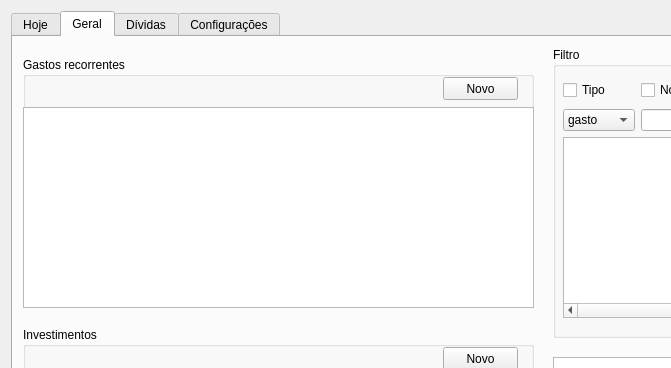
vazerick/controle_gastos, file ui/janela.ui: the form before one commit; both pictures show x 0 to 671 and y 0 to 368 of the 1260 by 604 pixel window.
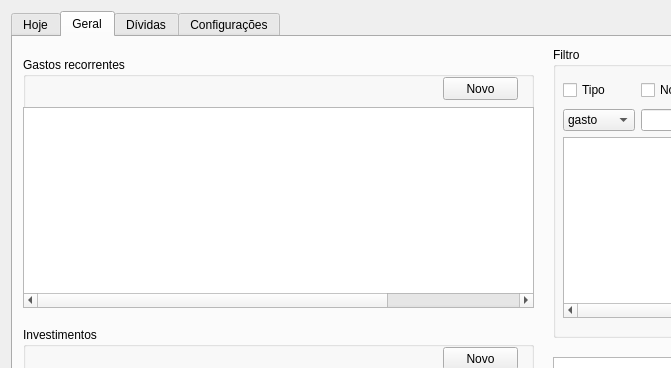
The form after the commit. Custom widgets are drawn as their Qt base class.

Patch:
```diff
--- a/ui/janela.ui
+++ b/ui/janela.ui
@@ -1036,7 +1036,7 @@
         </attribute>
         <column>
          <property name="text">
-          <string>Item</string>
+          <string>Nome</string>
          </property>
         </column>
         <column>
@@ -1044,6 +1044,21 @@
           <string>Tipo</string>
          </property>
         </column>
+        <column>
+         <property name="text">
+          <string>Valor</string>
+         </property>
+        </column>
+        <column>
+         <property name="text">
+          <string>Vencimento</string>
+         </property>
+        </column>
+        <column>
+         <property name="text">
+          <string>Prestação</string>
+         </property>
+        </column>
         <column>
          <property name="text">
           <string>Categoria</string>
@@ -1054,11 +1069,6 @@
           <string>Sub-categoria</string>
          </property>
         </column>
-        <column>
-         <property name="text">
-          <string>Valor</string>
-         </property>
-        </column>
        </widget>
        <widget class="QPushButton" name="botaoNovoRecorrente">
         <property name="geometry">
```
Left out of the diff: 17 changed lines with no effect on the pictures.
